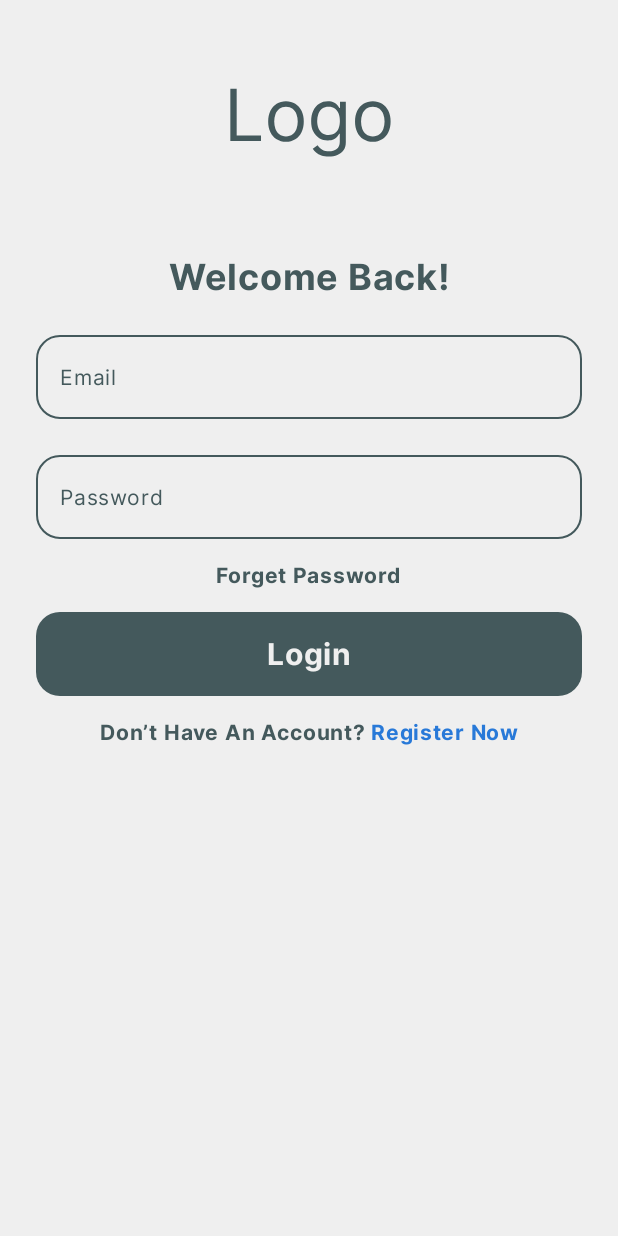
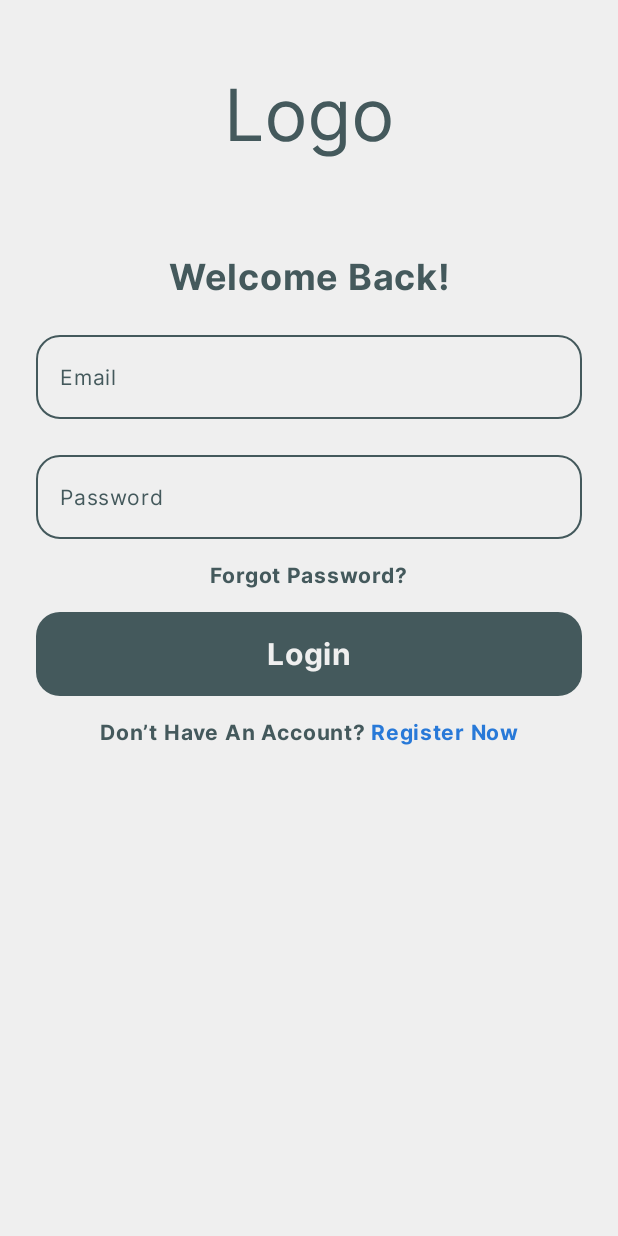
Before and after one commit to Eg-Tour-Guide/Eg-Tour-Guide-Android, an Android app built with Jetpack Compose: the screen it shows after launch (MainActivity), after a tap on "Let’s Go!", on a phone screen of 412 x 824 dp. Run offline under Robolectric (Android 15) with nearby library versions, the phone set to English and light mode, and no system bars; our stand-ins replace Dagger/Hilt's generated code.

Commit message:
Refactor all auth work.

```diff
--- a/app/src/main/java/com/egtourguide/auth/presentation/forgot_password/ForgotPasswordScreen.kt
+++ b/app/src/main/java/com/egtourguide/auth/presentation/forgotPassword/ForgotPasswordScreen.kt
@@ -1,4 +1,4 @@
-package com.egtourguide.auth.presentation.forgot_password
+package com.egtourguide.auth.presentation.forgotPassword
 
 import androidx.compose.foundation.background
 import androidx.compose.foundation.layout.Arrangement
--- a/app/src/main/java/com/egtourguide/auth/presentation/forgot_password/ForgotPasswordUIState.kt
+++ b/app/src/main/java/com/egtourguide/auth/presentation/forgotPassword/ForgotPasswordUIState.kt
@@ -1,4 +1,4 @@
-package com.egtourguide.auth.presentation.forgot_password
+package com.egtourguide.auth.presentation.forgotPassword
 
 data class ForgotPasswordUIState(
     val email: String = ""
--- a/app/src/main/java/com/egtourguide/auth/presentation/forgot_password/ForgotPasswordViewModel.kt
+++ b/app/src/main/java/com/egtourguide/auth/presentation/forgotPassword/ForgotPasswordViewModel.kt
@@ -1,4 +1,4 @@
-package com.egtourguide.auth.presentation.forgot_password
+package com.egtourguide.auth.presentation.forgotPassword
 
 import androidx.lifecycle.ViewModel
 import dagger.hilt.android.lifecycle.HiltViewModel
--- a/app/src/main/java/com/egtourguide/auth/presentation/login/LoginScreen.kt
+++ b/app/src/main/java/com/egtourguide/auth/presentation/login/LoginScreen.kt
@@ -34,7 +34,6 @@ import com.egtourguide.core.presentation.components.MainButton
 import com.egtourguide.core.presentation.components.MainTextField
 import com.egtourguide.core.presentation.ui.theme.EGTourGuideTheme
 
-
 @Composable
 fun LoginScreen(
     onNavigateToSignUp: () -> Unit,
@@ -44,6 +43,7 @@ fun LoginScreen(
 ) {
     val uiState by viewModel.uiState.collectAsState()
     val context = LocalContext.current
+
     LoginContent(
         uiState = uiState,
         onEmailChange = viewModel::changeEmail,
@@ -60,8 +60,6 @@ fun LoginScreen(
             onNavigateToHome()
         }
     }
-
-
 }
 
 @Composable
@@ -86,6 +84,7 @@ fun LoginContent(
         AuthHeader(
             title = stringResource(id = R.string.welcome_Back)
         )
+
         LoginDataSection(
             email = uiState.email,
             password = uiState.password,
@@ -95,9 +94,8 @@ fun LoginContent(
             onLoginClicked = onLoginClicked,
             onNavigateToForgetPassword = onNavigateToForgetPassword
         )
+
         LoginFooter(onNavigateToSignUp)
-
-
     }
 }
 
@@ -110,8 +108,6 @@ private fun LoginDataSection(
     onPasswordChange: (String) -> Unit,
     onLoginClicked: () -> Unit,
     onNavigateToForgetPassword: () -> Unit
-
-
 ) {
     MainTextField(
         modifier = Modifier.fillMaxWidth(),
@@ -121,6 +117,7 @@ private fun LoginDataSection(
         placeholderText = stringResource(id = R.string.enter_your_email),
         keyboardType = KeyboardType.Email
     )
+
     MainTextField(
         modifier = Modifier.fillMaxWidth(),
         value = password,
@@ -131,7 +128,16 @@ private fun LoginDataSection(
         isPassword = true,
         imeAction = ImeAction.Done
     )
-    ForgetPasswordText(onNavigateToForgetPassword)
+
+    ClickableText(
+        text = buildAnnotatedString {
+            append(stringResource(id = R.string.forgot_password))
+        },
+        onClick = { onNavigateToForgetPassword() },
+        style = MaterialTheme.typography.titleMedium.copy(
+            color = MaterialTheme.colorScheme.onBackground
+        )
+    )
 
     MainButton(
         modifier = Modifier
@@ -144,38 +150,6 @@ private fun LoginDataSection(
         },
         isLoading = isLoading
     )
-
-}
-
-@Composable
-private fun ForgetPasswordText(
-    onNavigateToForgetPassword: () -> Unit
-) {
-    val annotatedString = buildAnnotatedString {
-        pushStringAnnotation(tag = "forget_password", annotation = "forget_password")
-        withStyle(
-            style = SpanStyle(color = MaterialTheme.colorScheme.onBackground)
-        ) {
-            append(stringResource(id = R.string.forget_password))
-        }
-
-    }
-
-    ClickableText(
-        text = annotatedString,
-        onClick = { offset ->
-            annotatedString.getStringAnnotations(
-                tag="forget_password",
-                start = offset,
-                end = offset
-            ).firstOrNull()?.let {
-                onNavigateToForgetPassword()
-            }
-        },
-        style = MaterialTheme.typography.titleMedium
-
-    )
-
 
 }
 
@@ -222,8 +196,9 @@ private fun LoginFooter(onNavigateToSignUp: () -> Unit) {
 private fun SignUpScreenPreview() {
     EGTourGuideTheme {
         LoginScreen(
-            onNavigateToSignUp = { },
-            onNavigateToForgetPassword = { },
-            onNavigateToHome = { })
+            onNavigateToSignUp = {},
+            onNavigateToForgetPassword = {},
+            onNavigateToHome = {}
+        )
     }
 }
--- /dev/null
+++ b/app/src/main/java/com/egtourguide/auth/presentation/resetPassword/ResetPasswordScreen.kt
@@ -0,0 +1 @@
+package com.egtourguide.auth.presentation.resetPassword
--- a/app/src/main/java/com/egtourguide/auth/presentation/reset_password/ResetPasswordUIState.kt
+++ b/app/src/main/java/com/egtourguide/auth/presentation/resetPassword/ResetPasswordUIState.kt
@@ -1,4 +1,4 @@
-package com.egtourguide.auth.presentation.reset_password
+package com.egtourguide.auth.presentation.resetPassword
 
 data class ResetPasswordUIState(
     val password: String = "",
--- a/app/src/main/java/com/egtourguide/auth/presentation/reset_password/ResetPasswordViewModel.kt
+++ b/app/src/main/java/com/egtourguide/auth/presentation/resetPassword/ResetPasswordViewModel.kt
@@ -1,4 +1,4 @@
-package com.egtourguide.auth.presentation.reset_password
+package com.egtourguide.auth.presentation.resetPassword
 
 import androidx.lifecycle.ViewModel
 import dagger.hilt.android.lifecycle.HiltViewModel
--- a/app/src/main/java/com/egtourguide/auth/presentation/reset_password/ResetPasswordScreen.kt
+++ /dev/null
@@ -1 +0,0 @@
-package com.egtourguide.auth.presentation.reset_password
--- a/app/src/main/java/com/egtourguide/auth/presentation/welcome/WelcomeScreen.kt
+++ b/app/src/main/java/com/egtourguide/auth/presentation/welcome/WelcomeScreen.kt
@@ -2,7 +2,6 @@ package com.egtourguide.auth.presentation.welcome
 
 import androidx.compose.foundation.Image
 import androidx.compose.foundation.background
-import androidx.compose.foundation.layout.Arrangement
 import androidx.compose.foundation.layout.Box
 import androidx.compose.foundation.layout.Column
 import androidx.compose.foundation.layout.fillMaxHeight
@@ -27,17 +26,13 @@ import com.egtourguide.R
 import com.egtourguide.core.presentation.components.MainButton
 import com.egtourguide.core.presentation.ui.theme.EGTourGuideTheme
 
-
 @Composable
 fun WelcomeScreen(
     onNavigateToLogin: () -> Unit
 ) {
     Box(
-        modifier = Modifier
-            .fillMaxSize(),
-
-
-        ) {
+        modifier = Modifier.fillMaxSize()
+    ) {
         Image(
             painter = painterResource(id = R.drawable.welcome),
             contentDescription = stringResource(id = R.string.welcome),
@@ -46,43 +41,39 @@ fun WelcomeScreen(
                 .fillMaxHeight(0.9f)
                 .align(Alignment.TopCenter),
             contentScale = ContentScale.Crop
-//
+        )
 
-
-        )
         Column(
             modifier = Modifier
                 .fillMaxWidth()
+                .height(183.dp)
                 .align(Alignment.BottomCenter)
-                .height(183.dp)
                 .clip(RoundedCornerShape(topStart = 16.dp, topEnd = 16.dp))
                 .background(MaterialTheme.colorScheme.background)
                 .padding(24.dp),
-            verticalArrangement = Arrangement.Center,
             horizontalAlignment = Alignment.CenterHorizontally
         ) {
             Text(
                 text = stringResource(id = R.string.welcome),
                 style = MaterialTheme.typography.displayLarge,
                 color = MaterialTheme.colorScheme.onBackground,
-                textAlign = TextAlign.Center,
             )
+
             Text(
                 text = stringResource(id = R.string.welcome_description),
                 style = MaterialTheme.typography.titleSmall,
                 color = MaterialTheme.colorScheme.onBackground,
                 textAlign = TextAlign.Center
             )
+
             MainButton(
                 onClick = onNavigateToLogin,
                 text = stringResource(id = R.string.lets_go),
                 modifier = Modifier
                     .padding(top = 16.dp)
                     .height(56.dp)
-
             )
         }
-
     }
 }
 
@@ -90,6 +81,6 @@ fun WelcomeScreen(
 @Composable
 private fun MainButtonPreview() {
     EGTourGuideTheme {
-        WelcomeScreen( {} )
+        WelcomeScreen(onNavigateToLogin = {})
     }
 }
--- a/app/src/main/java/com/egtourguide/core/presentation/MainActivity.kt
+++ b/app/src/main/java/com/egtourguide/core/presentation/MainActivity.kt
@@ -18,14 +18,15 @@ class MainActivity : ComponentActivity() {
     override fun onCreate(savedInstanceState: Bundle?) {
         super.onCreate(savedInstanceState)
 
-        if (Build.VERSION.SDK_INT >= Build.VERSION_CODES.R) window.setDecorFitsSystemWindows(false)
+        // TODO: Fix this!!
+        /*if (Build.VERSION.SDK_INT >= Build.VERSION_CODES.R) window.setDecorFitsSystemWindows(false)
         ViewCompat.setOnApplyWindowInsetsListener(findViewById(android.R.id.content)) { view, insets ->
             val bottom = insets.getInsets(WindowInsetsCompat.Type.ime()).bottom +
                     insets.getInsets(WindowInsetsCompat.Type.navigationBars()).bottom
             val top = insets.getInsets(WindowInsetsCompat.Type.statusBars()).top
             view.updatePadding(bottom = bottom, top = top)
             insets
-        }
+        }*/
 
         setContent {
             EGTourGuideTheme {
--- a/app/src/main/java/com/egtourguide/core/presentation/components/MainButton.kt
+++ b/app/src/main/java/com/egtourguide/core/presentation/components/MainButton.kt
@@ -34,6 +34,7 @@ private fun MainButtonPreview() {
     }
 }
 
+// TODO: Fix colors!!
 @Composable
 fun MainButton(
     modifier: Modifier = Modifier,
--- a/app/src/main/res/values/strings.xml
+++ b/app/src/main/res/values/strings.xml
@@ -27,14 +27,12 @@
     <string name="logo">Logo</string>
     <string name="we_sent_new_code">We sent a new code</string>
     <string name="welcome_Back">Welcome Back!</string>
-    <string name="forget_password">Forget Password</string>
     <string name="login">Login</string>
     <string name="dont_have_account">Don’t Have An Account?</string>
     <string name="regster_now">Register Now</string>
     <string name="welcome">Welcome!</string>
     <string name="lets_go">Let’s Go!</string>
-    <string name="welcome_description">Explore ancient landmarks, vibrant \nculture, and timeless beauty!</string>
-
+    <string name="welcome_description">Explore ancient landmarks, vibrant\nculture, and timeless beauty!</string>
     <string name="forgot_password">Forgot Password?</string>
     <string name="enter_the_email_address_associated">Enter the email address associated with your account</string>
 </resources>
```
